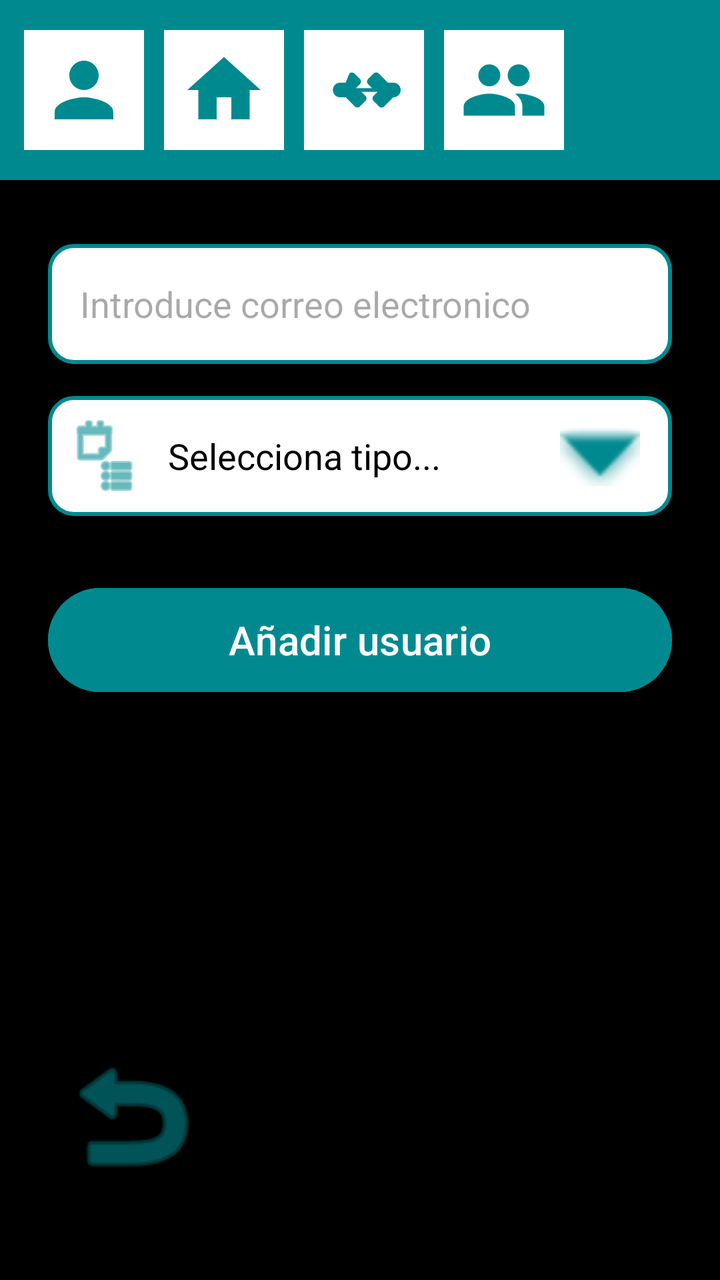
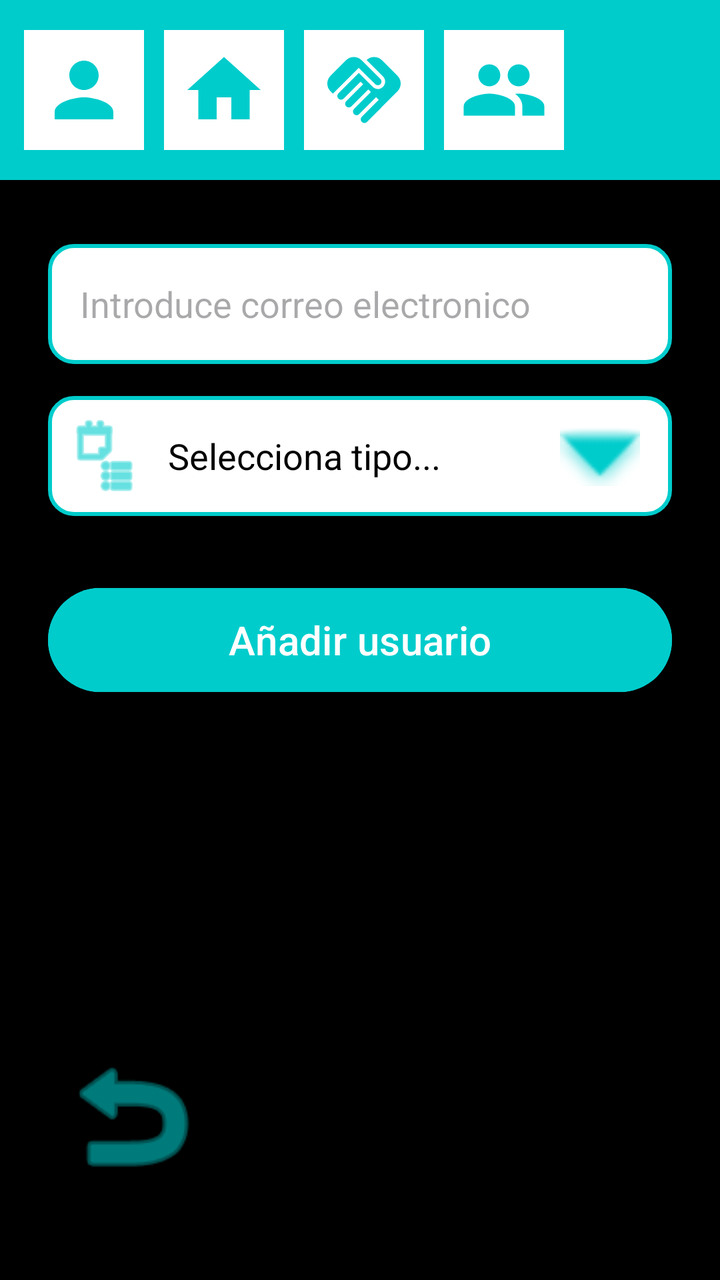

The first picture is an Android layout as it rendered before a commit; the second is the same layout after the commit. The layout source and the unified diff follow.
<!-- AndroidManifest.xml: application theme Theme.QuikFile -->
<!-- res/layout/activity_add_user.xml -->
<?xml version="1.0" encoding="utf-8"?>
<androidx.constraintlayout.widget.ConstraintLayout xmlns:android="http://schemas.android.com/apk/res/android"
    xmlns:app="http://schemas.android.com/apk/res-auto"
    xmlns:tools="http://schemas.android.com/tools"
    android:layout_width="match_parent"
    android:layout_height="match_parent"
    android:background="@color/background_black"
    tools:context=".AddUserActivity">

    
    <LinearLayout
        android:id="@+id/topBar"
        android:layout_width="match_parent"
        android:layout_height="90dp"
        android:background="@color/blue_app"
        android:gravity="center_vertical"
        android:orientation="horizontal"
        android:paddingStart="12dp"
        android:paddingEnd="12dp"
        app:layout_constraintTop_toTopOf="parent">

        <ImageView
            android:id="@+id/btnSettingsTop"
            android:layout_width="60dp"
            android:layout_height="60dp"
            android:layout_marginEnd="10dp"
            android:background="@color/white"
            android:padding="8dp"
            android:src="@drawable/ic_person"
            app:tint="@color/blue_app" />

        <ImageView
            android:id="@+id/btnHomeTop"
            android:layout_width="60dp"
            android:layout_height="60dp"
            android:layout_marginEnd="10dp"
            android:background="@color/white"
            android:padding="8dp"
            android:src="@drawable/ic_home"
            app:tint="@color/blue_app" />

        <ImageView
            android:id="@+id/btnSharedTop"
            android:layout_width="60dp"
            android:layout_height="60dp"
            android:layout_marginEnd="10dp"
            android:background="@color/white"
            android:padding="8dp"
            android:src="@drawable/ic_handshake"
            app:tint="@color/blue_app" />

        <ImageView
            android:id="@+id/btnLoginTop"
            android:layout_width="60dp"
            android:layout_height="60dp"
            android:background="@color/white"
            android:padding="8dp"
            android:src="@drawable/ic_group"
            app:tint="@color/blue_app" />
    </LinearLayout>

    
    <EditText
        android:id="@+id/etEmail"
        android:layout_width="match_parent"
        android:layout_height="60dp"
        android:layout_marginStart="24dp"
        android:layout_marginTop="32dp"
        android:layout_marginEnd="24dp"
        android:background="@drawable/search_bar_background"
        android:hint="Introduce correo electronico"
        android:inputType="textEmailAddress"
        android:paddingStart="16dp"
        android:textColor="@color/black"
        android:textSize="18sp"
        app:layout_constraintTop_toBottomOf="@id/topBar" />

    
    <LinearLayout
        android:id="@+id/typeSelectorContainer"
        android:layout_width="match_parent"
        android:layout_height="wrap_content"
        android:layout_marginStart="24dp"
        android:layout_marginTop="16dp"
        android:layout_marginEnd="24dp"
        android:orientation="vertical"
        app:layout_constraintTop_toBottomOf="@id/etEmail">

        
        <LinearLayout
            android:id="@+id/selectorHeader"
            android:layout_width="match_parent"
            android:layout_height="60dp"
            android:background="@drawable/search_bar_background"
            android:gravity="center_vertical"
            android:orientation="horizontal"
            android:paddingStart="8dp"
            android:paddingEnd="16dp">

            <ImageView
                android:layout_width="40dp"
                android:layout_height="40dp"
                android:src="@android:drawable/ic_menu_agenda"
                app:tint="@color/blue_app" />

            <TextView
                android:id="@+id/tvSelectedType"
                android:layout_width="0dp"
                android:layout_height="wrap_content"
                android:layout_weight="1"
                android:paddingStart="12dp"
                android:text="Selecciona tipo..."
                android:textColor="@color/black"
                android:textSize="18sp" />

            <ImageView
                android:id="@+id/ivArrow"
                android:layout_width="40dp"
                android:layout_height="40dp"
                android:src="@android:drawable/arrow_down_float"
                app:tint="@color/blue_app" />
        </LinearLayout>

        
        <LinearLayout
            android:id="@+id/optionsLayout"
            android:layout_width="match_parent"
            android:layout_height="wrap_content"
            android:layout_marginTop="2dp"
            android:background="@drawable/search_bar_background"
            android:orientation="vertical"
            android:visibility="gone">

            <LinearLayout
                android:id="@+id/optionAdmin"
                android:layout_width="match_parent"
                android:layout_height="60dp"
                android:gravity="center_vertical"
                android:paddingStart="16dp">
                <ImageView
                    android:layout_width="35dp"
                    android:layout_height="35dp"
                    android:src="@drawable/ic_person"
                    app:tint="@color/blue_app" />
                <TextView
                    android:layout_width="wrap_content"
                    android:layout_height="wrap_content"
                    android:paddingStart="12dp"
                    android:text="Administrador"
                    android:textColor="@color/black"
                    android:textSize="18sp" />
            </LinearLayout>

            <View android:layout_width="match_parent" android:layout_height="1dp" android:background="#EEEEEE"/>

            <LinearLayout
                android:id="@+id/optionMember"
                android:layout_width="match_parent"
                android:layout_height="60dp"
                android:gravity="center_vertical"
                android:paddingStart="16dp">
                <ImageView
                    android:layout_width="35dp"
                    android:layout_height="35dp"
                    android:src="@drawable/ic_person"
                    app:tint="@color/blue_app" />
                <TextView
                    android:layout_width="wrap_content"
                    android:layout_height="wrap_content"
                    android:paddingStart="12dp"
                    android:text="Miembro"
                    android:textColor="@color/black"
                    android:textSize="18sp" />
            </LinearLayout>
        </LinearLayout>
    </LinearLayout>

    
    <Button
        android:id="@+id/btnAddUserConfirm"
        android:layout_width="match_parent"
        android:layout_height="60dp"
        android:layout_marginStart="24dp"
        android:layout_marginTop="32dp"
        android:layout_marginEnd="24dp"
        android:backgroundTint="@color/blue_app"
        android:text="Añadir usuario"
        android:textAllCaps="false"
        android:textColor="@color/white"
        android:textSize="20sp"
        app:layout_constraintTop_toBottomOf="@id/typeSelectorContainer" />

    
    <ImageView
        android:id="@+id/btnBack"
        android:layout_width="100dp"
        android:layout_height="100dp"
        android:layout_marginStart="16dp"
        android:layout_marginBottom="32dp"
        android:padding="12dp"
        android:src="@android:drawable/ic_menu_revert"
        app:layout_constraintBottom_toBottomOf="parent"
        app:layout_constraintStart_toStartOf="parent"
        app:tint="@color/blue_app" />

</androidx.constraintlayout.widget.ConstraintLayout>
<!-- resources referenced by this layout -->
<resources>
  <color name="background_black">#000000</color>//si lo he puesto todo bien sobraria este
  <color name="black">#FF000000</color>
  <color name="blue_app">#008A90</color>
  <color name="white">#FFFFFFFF</color>
  <!-- drawable ic_group (drawable) -->
  <?xml version="1.0" encoding="utf-8"?>
  <vector xmlns:android="http://schemas.android.com/apk/res/android"
      android:width="24dp"
      android:height="24dp"
      android:viewportWidth="24"
      android:viewportHeight="24">
      <path
          android:fillColor="#000000"
          android:pathData="M16,11c1.66,0 2.99,-1.34 2.99,-3S17.66,5 16,5s-3,1.34 -3,3 1.34,3 3,3zM8,11c1.66,0 2.99,-1.34 2.99,-3S9.66,5 8,5 5,6.34 5,8s1.34,3 3,3zM8,13c-2.33,0 -7,1.17 -7,3.5V19h14v-2.5c0,-2.33 -4.67,-3.5 -7,-3.5zM16,13c-0.29,0 -0.62,0.02 -0.97,0.05 1.16,0.84 1.97,1.97 1.97,3.45V19h6v-2.5c0,-2.33 -4.67,-3.5 -7,-3.5z"/>
  </vector>
  <!-- drawable ic_handshake (drawable) -->
  <?xml version="1.0" encoding="utf-8"?>
  <vector xmlns:android="http://schemas.android.com/apk/res/android"
      android:width="24dp"
      android:height="24dp"
      android:viewportWidth="24"
      android:viewportHeight="24">
      <path
          android:fillColor="#000000"
          android:pathData="M22,12c0,-1.1 -0.9,-2 -2,-2h-1.5l-2.5,-2.5c-0.39,-0.39 -1.01,-0.39 -1.4,0l-1.5,1.5c-0.39,0.39 -0.39,1.01 0,1.4l1.1,1.1h-4.4l1.1,-1.1c0.39,-0.39 0.39,-1.01 0,-1.4l-1.5,-1.5c-0.39,-0.39 -1.01,-0.39 -1.4,0L7,10H5.5c-1.1,0 -2,0.9 -2,2s0.9,2 2,2h1.5l2.5,2.5c0.39,0.39 1.01,0.39 1.4,0l1.5,-1.5c0.39,-0.39 0.39,-1.01 0,-1.4l-1.1,-1.1h4.4l-1.1,1.1c-0.39,0.39 -0.39,1.01 0,1.4l1.5,1.5c0.39,0.39 1.01,0.39 1.4,0l2.5,-2.5H20c1.1,0 2,-0.9 2,-2z"/>
  </vector>
  <!-- drawable ic_home (drawable) -->
  <?xml version="1.0" encoding="utf-8"?>
  <vector xmlns:android="http://schemas.android.com/apk/res/android"
      android:width="24dp"
      android:height="24dp"
      android:viewportWidth="24"
      android:viewportHeight="24">
      <path
          android:fillColor="#000000"
          android:pathData="M10,20V14H14V20H19V12H22L12,3L2,12H5V20H10Z"/>
  </vector>
  <!-- drawable ic_person (drawable) -->
  <?xml version="1.0" encoding="utf-8"?>
  <vector xmlns:android="http://schemas.android.com/apk/res/android"
      android:width="24dp"
      android:height="24dp"
      android:viewportWidth="24"
      android:viewportHeight="24">
      <path
          android:fillColor="#000000"
          android:pathData="M12,12c2.21,0 4,-1.79 4,-4s-1.79,-4 -4,-4 -4,1.79 -4,4 1.79,4 4,4zM12,14c-2.67,0 -8,1.34 -8,4v2h16v-2c0,-2.66 -5.33,-4 -8,-4z"/>
  </vector>
  <!-- drawable search_bar_background (drawable) -->
  <?xml version="1.0" encoding="utf-8"?>
  <shape xmlns:android="http://schemas.android.com/apk/res/android">
      <solid android:color="@color/white" />
      <corners android:radius="12dp" />
      <stroke android:width="2dp" android:color="@color/blue_app" />
  </shape>
  <style name="Theme.QuikFile" parent="Base.Theme.QuikFile" />
  <style name="Base.Theme.QuikFile" parent="Theme.Material3.DayNight.NoActionBar">
          
          
      </style>
</resources>

<!-- the commit's change to res/layout/activity_add_user.xml (unified diff, before → after) -->
@@ -4,7 +4,7 @@
     xmlns:tools="http://schemas.android.com/tools"
     android:layout_width="match_parent"
     android:layout_height="match_parent"
-    android:background="@color/background_black"
+    android:background="@color/black"
     tools:context=".AddUserActivity">
 
     
<!-- resource entries referenced after the edit -->
@@ -1,8 +1,7 @@
 <!-- resources referenced by this layout -->
 <resources>
-  <color name="background_black">#000000</color>//si lo he puesto todo bien sobraria este
   <color name="black">#FF000000</color>
-  <color name="blue_app">#008A90</color>
+  <color name="blue_app">#00CCCC</color>
   <color name="white">#FFFFFFFF</color>
   <!-- drawable ic_group (drawable) -->
   <?xml version="1.0" encoding="utf-8"?>
@@ -16,15 +15,10 @@
           android:pathData="M16,11c1.66,0 2.99,-1.34 2.99,-3S17.66,5 16,5s-3,1.34 -3,3 1.34,3 3,3zM8,11c1.66,0 2.99,-1.34 2.99,-3S9.66,5 8,5 5,6.34 5,8s1.34,3 3,3zM8,13c-2.33,0 -7,1.17 -7,3.5V19h14v-2.5c0,-2.33 -4.67,-3.5 -7,-3.5zM16,13c-0.29,0 -0.62,0.02 -0.97,0.05 1.16,0.84 1.97,1.97 1.97,3.45V19h6v-2.5c0,-2.33 -4.67,-3.5 -7,-3.5z"/>
   </vector>
   <!-- drawable ic_handshake (drawable) -->
-  <?xml version="1.0" encoding="utf-8"?>
-  <vector xmlns:android="http://schemas.android.com/apk/res/android"
-      android:width="24dp"
-      android:height="24dp"
-      android:viewportWidth="24"
-      android:viewportHeight="24">
-      <path
-          android:fillColor="#000000"
-          android:pathData="M22,12c0,-1.1 -0.9,-2 -2,-2h-1.5l-2.5,-2.5c-0.39,-0.39 -1.01,-0.39 -1.4,0l-1.5,1.5c-0.39,0.39 -0.39,1.01 0,1.4l1.1,1.1h-4.4l1.1,-1.1c0.39,-0.39 0.39,-1.01 0,-1.4l-1.5,-1.5c-0.39,-0.39 -1.01,-0.39 -1.4,0L7,10H5.5c-1.1,0 -2,0.9 -2,2s0.9,2 2,2h1.5l2.5,2.5c0.39,0.39 1.01,0.39 1.4,0l1.5,-1.5c0.39,-0.39 0.39,-1.01 0,-1.4l-1.1,-1.1h4.4l-1.1,1.1c-0.39,0.39 -0.39,1.01 0,1.4l1.5,1.5c0.39,0.39 1.01,0.39 1.4,0l2.5,-2.5H20c1.1,0 2,-0.9 2,-2z"/>
+  <vector xmlns:android="http://schemas.android.com/apk/res/android" android:height="24dp" android:tint="@color/blue_app" android:viewportHeight="24" android:viewportWidth="24" android:width="24dp">
+  
+      <path android:fillColor="@android:color/white" android:pathData="M16.48,10.41c-0.39,0.39 -1.04,0.39 -1.43,0l-4.47,-4.46l-7.05,7.04l-0.66,-0.63c-1.17,-1.17 -1.17,-3.07 0,-4.24l4.24,-4.24c1.17,-1.17 3.07,-1.17 4.24,0L16.48,9C16.87,9.39 16.87,10.02 16.48,10.41zM17.18,8.29c0.78,0.78 0.78,2.05 0,2.83c-1.27,1.27 -2.61,0.22 -2.83,0l-3.76,-3.76l-5.57,5.57c-0.39,0.39 -0.39,1.02 0,1.41c0.39,0.39 1.02,0.39 1.42,0l4.62,-4.62l0.71,0.71l-4.62,4.62c-0.39,0.39 -0.39,1.02 0,1.41c0.39,0.39 1.02,0.39 1.42,0l4.62,-4.62l0.71,0.71l-4.62,4.62c-0.39,0.39 -0.39,1.02 0,1.41c0.39,0.39 1.02,0.39 1.41,0l4.62,-4.62l0.71,0.71l-4.62,4.62c-0.39,0.39 -0.39,1.02 0,1.41c0.39,0.39 1.02,0.39 1.41,0l8.32,-8.34c1.17,-1.17 1.17,-3.07 0,-4.24l-4.24,-4.24c-1.15,-1.15 -3.01,-1.17 -4.18,-0.06L17.18,8.29z"/>
+  
   </vector>
   <!-- drawable ic_home (drawable) -->
   <?xml version="1.0" encoding="utf-8"?>
